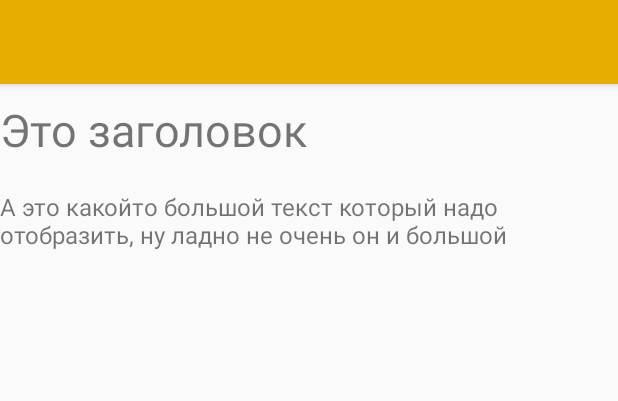
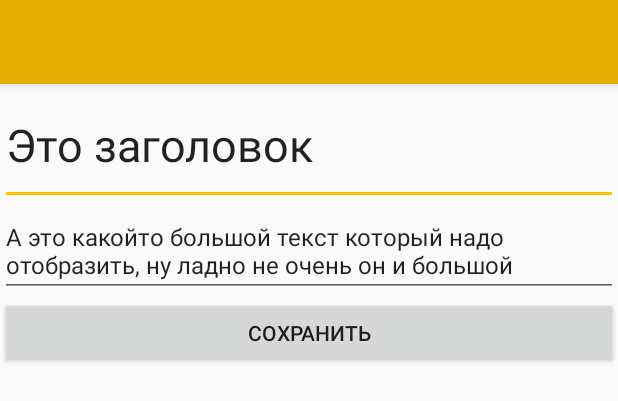
Before and after one commit to pyro-bot/ToDo, an Android app: the layout activity_detail.xml on its own in the app's theme, with its tools: preview values and no code run, on a phone screen of 412 x 824 dp. Shown: the top 401 px of the screen. Run offline under Robolectric (Android 15) with nearby library versions, the phone set to English and light mode, and no system bars.

```diff
--- a/app/src/main/java/bugfix/todo/data/TaskProvider.kt
+++ b/app/src/main/java/bugfix/todo/data/TaskProvider.kt
@@ -8,6 +8,7 @@ import android.database.SQLException
 import android.database.sqlite.SQLiteDatabase
 import android.database.sqlite.SQLiteOpenHelper
 import android.net.Uri
+import android.util.Log
 
 class TaskProvider : ContentProvider() {
     companion object {
@@ -96,7 +97,7 @@ class TaskProvider : ContentProvider() {
         var deleted: Int
 
         var customSelection = selection ?: "1"
-
+        Log.d("Delete item:", "Delete item from URI: ${uri?.toString()}\r\nUse select: ${customSelection.toString()}")
         when (match) {
             TASK -> deleted = db!!.delete(TaskContract.TaskEntry.TABLE_NAME, customSelection, selectionArgs)
             else -> throw UnsupportedOperationException("Unknown uri: $uri")
--- a/app/src/main/res/layout/activity_detail.xml
+++ b/app/src/main/res/layout/activity_detail.xml
@@ -2,6 +2,7 @@
 <android.support.design.widget.CoordinatorLayout xmlns:android="http://schemas.android.com/apk/res/android"
     xmlns:app="http://schemas.android.com/apk/res-auto"
     xmlns:tools="http://schemas.android.com/tools"
+    android:id="@+id/idDetail"
     android:layout_width="match_parent"
     android:layout_height="match_parent"
     tools:context=".detail">
--- a/app/src/main/res/layout/content_detail.xml
+++ b/app/src/main/res/layout/content_detail.xml
@@ -11,7 +11,7 @@
     android:paddingTop="10dp"
     android:paddingBottom="10dp">
 
-    <TextView
+    <EditText
         android:id="@+id/detailTitle"
         android:layout_width="match_parent"
         android:layout_height="wrap_content"
@@ -19,10 +19,16 @@
         android:text="Это заголовок"
         android:textSize="30sp" />
 
-    <TextView
+    <EditText
         android:id="@+id/detailDiscription"
         android:layout_width="match_parent"
         android:layout_height="wrap_content"
         android:text="А это какойто большой текст который надо отобразить, ну ладно не очень он и большой"
         android:textSize="16dp" />
+
+    <Button
+        android:id="@+id/btnDetailSave"
+        android:layout_width="match_parent"
+        android:layout_height="wrap_content"
+        android:text="@string/task.button.save" />
 </LinearLayout>
```
Also changed, not shown: app/build.gradle (+7 -4 lines), app/src/main/java/bugfix/todo/TaskAdapter.kt (+7 -0 lines), app/src/main/java/bugfix/todo/detail.kt (+60 -5 lines), app/src/main/res/values/strings.xml (+10 -9 lines).
